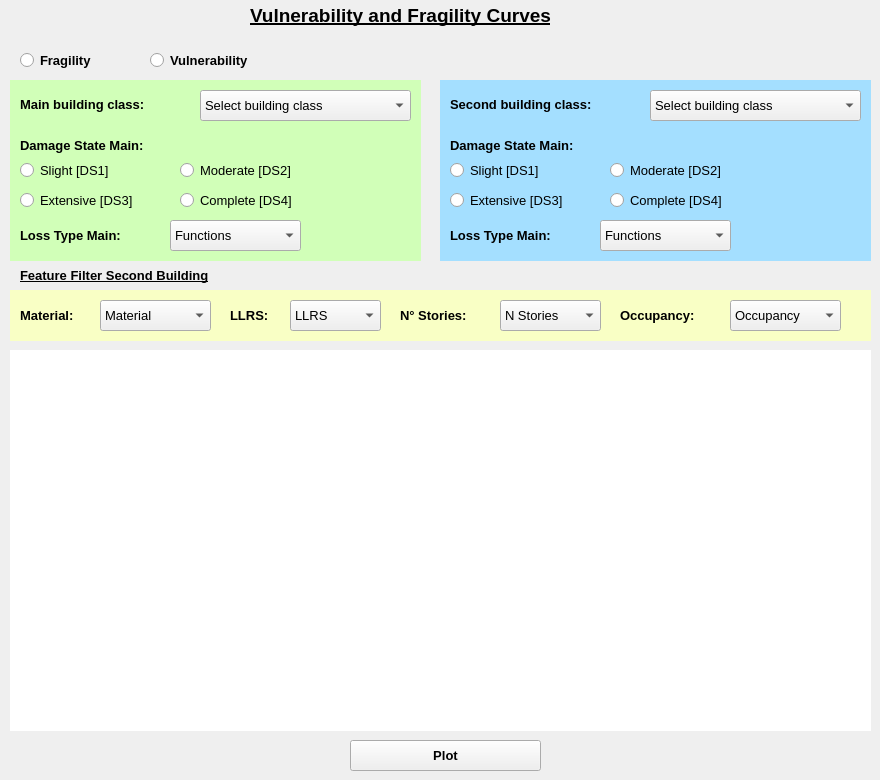
This is gui_template/vulnerability.ui in GEMScienceTools/RUBIC-AI as Qt 5 draws it before an edit. The edited form follows.
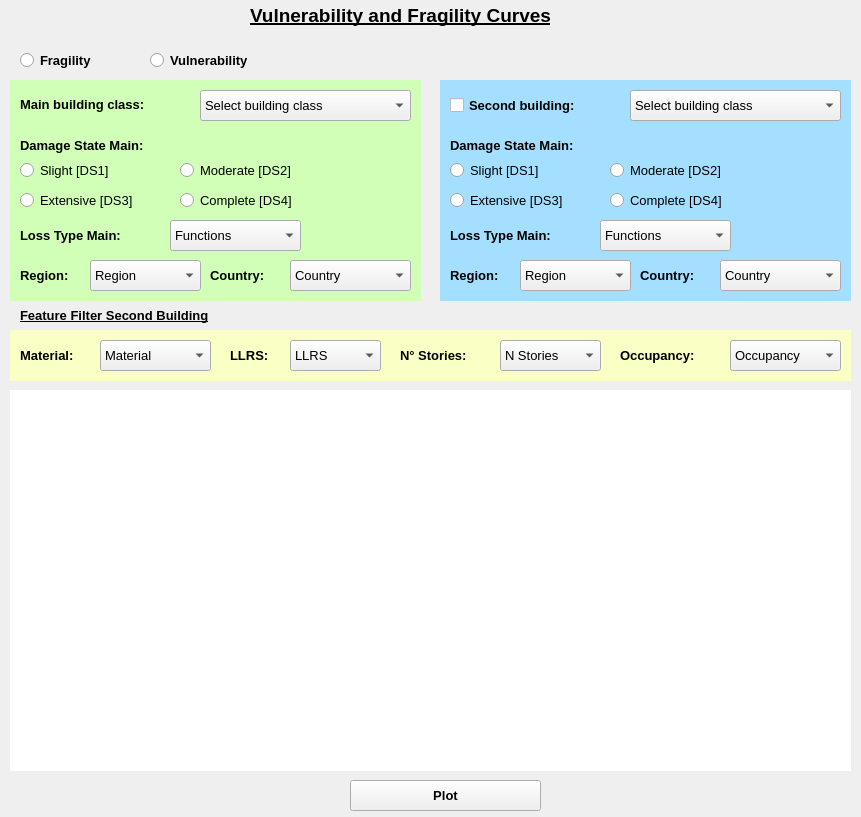
This is the edited form.

Commit message: vulnerability pop-up windows done - pending fragility curve

Diff of the .ui file:
```diff
--- a/gui_template/vulnerability.ui
+++ b/gui_template/vulnerability.ui
@@ -6,8 +6,8 @@
    <rect>
     <x>0</x>
     <y>0</y>
-    <width>880</width>
-    <height>780</height>
+    <width>861</width>
+    <height>817</height>
    </rect>
   </property>
   <property name="windowTitle">
@@ -18,7 +18,7 @@
     <property name="geometry">
      <rect>
       <x>350</x>
-      <y>740</y>
+      <y>780</y>
       <width>191</width>
       <height>31</height>
      </rect>
@@ -97,30 +97,10 @@
      </property>
     </item>
    </widget>
-   <widget class="QLabel" name="second_label">
-    <property name="geometry">
-     <rect>
-      <x>450</x>
-      <y>89</y>
-      <width>201</width>
-      <height>31</height>
-     </rect>
-    </property>
-    <property name="font">
-     <font>
-      <pointsize>10</pointsize>
-      <weight>75</weight>
-      <bold>true</bold>
-     </font>
-    </property>
-    <property name="text">
-     <string>Second building class:</string>
-    </property>
-   </widget>
    <widget class="QComboBox" name="second_tax">
     <property name="geometry">
      <rect>
-      <x>650</x>
+      <x>630</x>
       <y>90</y>
       <width>211</width>
       <height>31</height>
@@ -141,8 +121,8 @@
     <property name="geometry">
      <rect>
       <x>10</x>
-      <y>350</y>
-      <width>861</width>
+      <y>390</y>
+      <width>841</width>
       <height>381</height>
      </rect>
     </property>
@@ -163,7 +143,7 @@
     <property name="geometry">
      <rect>
       <x>20</x>
-      <y>300</y>
+      <y>340</y>
       <width>81</width>
       <height>31</height>
      </rect>
@@ -183,7 +163,7 @@
     <property name="geometry">
      <rect>
       <x>230</x>
-      <y>300</y>
+      <y>340</y>
       <width>81</width>
       <height>31</height>
      </rect>
@@ -203,7 +183,7 @@
     <property name="geometry">
      <rect>
       <x>400</x>
-      <y>300</y>
+      <y>340</y>
       <width>91</width>
       <height>31</height>
      </rect>
@@ -223,7 +203,7 @@
     <property name="geometry">
      <rect>
       <x>100</x>
-      <y>300</y>
+      <y>340</y>
       <width>111</width>
       <height>31</height>
      </rect>
@@ -243,7 +223,7 @@
     <property name="geometry">
      <rect>
       <x>290</x>
-      <y>300</y>
+      <y>340</y>
       <width>91</width>
       <height>31</height>
      </rect>
@@ -263,7 +243,7 @@
     <property name="geometry">
      <rect>
       <x>500</x>
-      <y>300</y>
+      <y>340</y>
       <width>101</width>
       <height>31</height>
      </rect>
@@ -283,7 +263,7 @@
     <property name="geometry">
      <rect>
       <x>20</x>
-      <y>260</y>
+      <y>300</y>
       <width>271</width>
       <height>31</height>
      </rect>
@@ -306,7 +286,7 @@
       <x>10</x>
       <y>80</y>
       <width>411</width>
-      <height>181</height>
+      <height>221</height>
      </rect>
     </property>
     <property name="styleSheet">
@@ -321,7 +301,7 @@
     <property name="geometry">
      <rect>
       <x>730</x>
-      <y>300</y>
+      <y>340</y>
       <width>111</width>
       <height>31</height>
      </rect>
@@ -361,7 +341,7 @@
     <property name="geometry">
      <rect>
       <x>620</x>
-      <y>300</y>
+      <y>340</y>
       <width>101</width>
       <height>31</height>
      </rect>
@@ -534,8 +514,8 @@
      <rect>
       <x>440</x>
       <y>80</y>
-      <width>431</width>
-      <height>181</height>
+      <width>411</width>
+      <height>221</height>
      </rect>
     </property>
     <property name="styleSheet">
@@ -549,8 +529,8 @@
     <property name="geometry">
      <rect>
       <x>10</x>
-      <y>290</y>
-      <width>861</width>
+      <y>330</y>
+      <width>841</width>
       <height>51</height>
      </rect>
     </property>
@@ -693,6 +673,186 @@
      <string>Extensive [DS3]</string>
     </property>
    </widget>
+   <widget class="QLabel" name="main_region_label">
+    <property name="geometry">
+     <rect>
+      <x>20</x>
+      <y>260</y>
+      <width>81</width>
+      <height>31</height>
+     </rect>
+    </property>
+    <property name="font">
+     <font>
+      <pointsize>10</pointsize>
+      <weight>75</weight>
+      <bold>true</bold>
+     </font>
+    </property>
+    <property name="text">
+     <string>Region:</string>
+    </property>
+   </widget>
+   <widget class="QComboBox" name="main_region">
+    <property name="geometry">
+     <rect>
+      <x>90</x>
+      <y>260</y>
+      <width>111</width>
+      <height>31</height>
+     </rect>
+    </property>
+    <property name="font">
+     <font>
+      <pointsize>10</pointsize>
+     </font>
+    </property>
+    <item>
+     <property name="text">
+      <string>Region</string>
+     </property>
+    </item>
+   </widget>
+   <widget class="QLabel" name="main_country_label">
+    <property name="geometry">
+     <rect>
+      <x>210</x>
+      <y>260</y>
+      <width>81</width>
+      <height>31</height>
+     </rect>
+    </property>
+    <property name="font">
+     <font>
+      <pointsize>10</pointsize>
+      <weight>75</weight>
+      <bold>true</bold>
+     </font>
+    </property>
+    <property name="text">
+     <string>Country:</string>
+    </property>
+   </widget>
+   <widget class="QComboBox" name="main_country">
+    <property name="geometry">
+     <rect>
+      <x>290</x>
+      <y>260</y>
+      <width>121</width>
+      <height>31</height>
+     </rect>
+    </property>
+    <property name="font">
+     <font>
+      <pointsize>10</pointsize>
+     </font>
+    </property>
+    <item>
+     <property name="text">
+      <string>Country</string>
+     </property>
+    </item>
+   </widget>
+   <widget class="QComboBox" name="main_country_2">
+    <property name="geometry">
+     <rect>
+      <x>720</x>
+      <y>260</y>
+      <width>121</width>
+      <height>31</height>
+     </rect>
+    </property>
+    <property name="font">
+     <font>
+      <pointsize>10</pointsize>
+     </font>
+    </property>
+    <item>
+     <property name="text">
+      <string>Country</string>
+     </property>
+    </item>
+   </widget>
+   <widget class="QLabel" name="main_country_label_2">
+    <property name="geometry">
+     <rect>
+      <x>640</x>
+      <y>260</y>
+      <width>81</width>
+      <height>31</height>
+     </rect>
+    </property>
+    <property name="font">
+     <font>
+      <pointsize>10</pointsize>
+      <weight>75</weight>
+      <bold>true</bold>
+     </font>
+    </property>
+    <property name="text">
+     <string>Country:</string>
+    </property>
+   </widget>
+   <widget class="QLabel" name="main_region_label_2">
+    <property name="geometry">
+     <rect>
+      <x>450</x>
+      <y>260</y>
+      <width>81</width>
+      <height>31</height>
+     </rect>
+    </property>
+    <property name="font">
+     <font>
+      <pointsize>10</pointsize>
+      <weight>75</weight>
+      <bold>true</bold>
+     </font>
+    </property>
+    <property name="text">
+     <string>Region:</string>
+    </property>
+   </widget>
+   <widget class="QComboBox" name="main_region_2">
+    <property name="geometry">
+     <rect>
+      <x>520</x>
+      <y>260</y>
+      <width>111</width>
+      <height>31</height>
+     </rect>
+    </property>
+    <property name="font">
+     <font>
+      <pointsize>10</pointsize>
+     </font>
+    </property>
+    <item>
+     <property name="text">
+      <string>Region</string>
+     </property>
+    </item>
+   </widget>
+   <widget class="QCheckBox" name="second_label">
+    <property name="geometry">
+     <rect>
+      <x>450</x>
+      <y>90</y>
+      <width>171</width>
+      <height>31</height>
+     </rect>
+    </property>
+    <property name="font">
+     <font>
+      <pointsize>10</pointsize>
+      <weight>75</weight>
+      <bold>true</bold>
+     </font>
+    </property>
+    <property name="text">
+     <string>Second building:</string>
+    </property>
+   </widget>
    <zorder>main_bg_3</zorder>
    <zorder>main_bg_2</zorder>
    <zorder>main_bg</zorder>
@@ -700,7 +860,6 @@
    <zorder>specific_label</zorder>
    <zorder>main_label</zorder>
    <zorder>main_tax</zorder>
-   <zorder>second_label</zorder>
    <zorder>second_tax</zorder>
    <zorder>verticalLayoutWidget</zorder>
    <zorder>main_mat_label</zorder>
@@ -728,6 +887,15 @@
    <zorder>ds_1_second</zorder>
    <zorder>ds_2_second</zorder>
    <zorder>ds_3_second</zorder>
+   <zorder>main_region_label</zorder>
+   <zorder>main_region</zorder>
+   <zorder>main_country_label</zorder>
+   <zorder>main_country</zorder>
+   <zorder>main_country_2</zorder>
+   <zorder>main_country_label_2</zorder>
+   <zorder>main_region_label_2</zorder>
+   <zorder>main_region_2</zorder>
+   <zorder>second_label</zorder>
   </widget>
  </widget>
  <resources/>
```
The commit also changes 6 other files.
